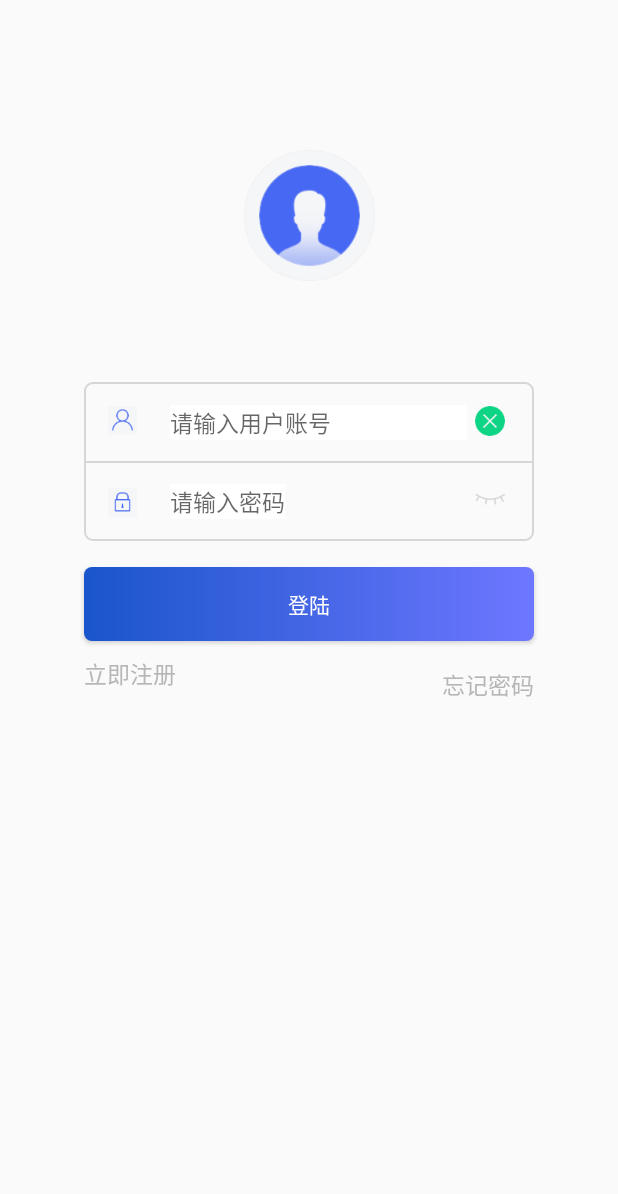
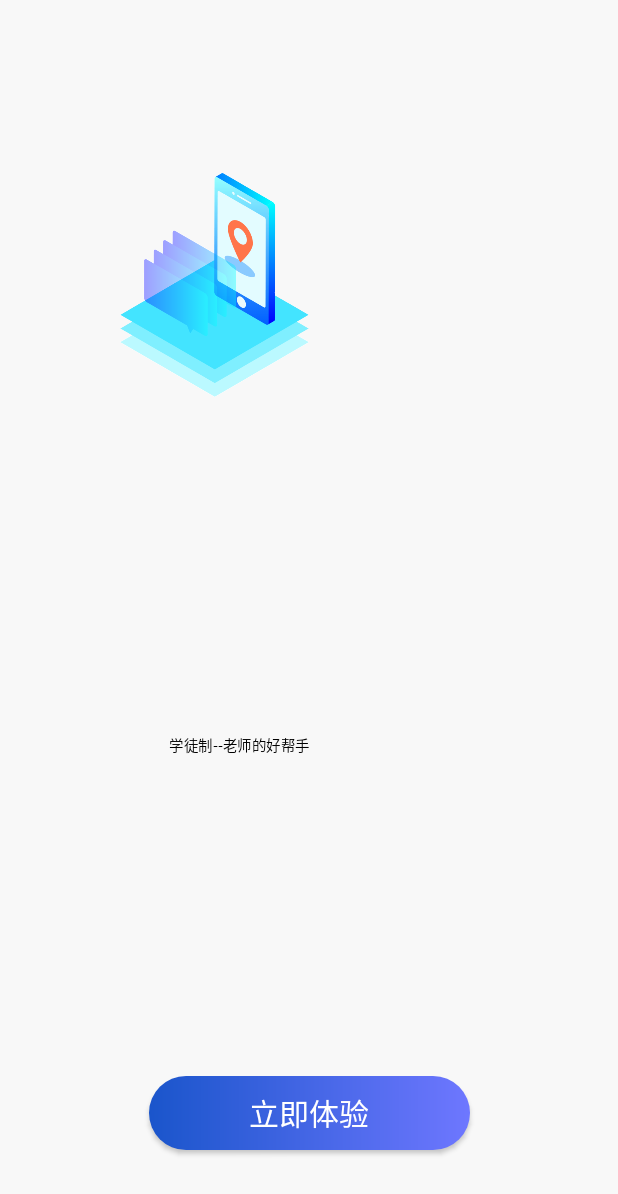
Before and after one commit to redhood0/xuetuzhi, an Android app: the first screen one second after launch (LoginActivity before the commit, StartActivity after it), on a phone screen of 412 x 824 dp. Shown: the top 1194 px of the screen. Run offline under Robolectric (Android 15) with nearby library versions, the phone set to English and light mode, and no system bars.

Commit message:
#上拉加载完成 #欢迎页面完成 #todo： ##下拉更新 ##丰富学习圈功能（转发，评论，点赞）

```diff
--- a/app/build.gradle
+++ b/app/build.gradle
@@ -31,6 +31,9 @@ dependencies {
     androidTestImplementation 'com.android.support.test.espresso:espresso-core:3.0.2'
     implementation 'androidx.constraintlayout:constraintlayout:1.1.3'
     implementation 'com.android.support:design:28.0.0'
+    //rxjava
+    implementation 'io.reactivex.rxjava2:rxandroid:2.1.1'
+    implementation 'io.reactivex.rxjava2:rxjava:2.2.10'
 
     //底部导航栏
 //    implementation 'com.github.ittianyu:BottomNavigationViewEx:2.0.4'
--- a/app/src/main/java/com/redhood/xtz/activity/LoginActivity.java
+++ b/app/src/main/java/com/redhood/xtz/activity/LoginActivity.java
@@ -46,6 +46,7 @@ public class LoginActivity extends AppCompatActivity {
             if (loginCheck()) {
                 Intent intent = new Intent(this, HomeActivity.class);
                 startActivity(intent);
+                finish();
             }
         });
 
--- /dev/null
+++ b/app/src/main/java/com/redhood/xtz/activity/StartActivity.java
@@ -0,0 +1,46 @@
+package com.redhood.xtz.activity;
+
+import android.content.Intent;
+import android.os.Bundle;
+import android.os.Handler;
+import android.os.Message;
+import android.view.WindowManager;
+import android.view.animation.AnimationUtils;
+import android.widget.ImageView;
+import android.widget.TextView;
+
+import com.redhood.xtz.R;
+
+import androidx.appcompat.app.AppCompatActivity;
+
+public class StartActivity extends AppCompatActivity {
+    private Intent intent;
+    private ImageView iv_welcomelogo;
+    private TextView iv_welcomeword;
+
+    @Override
+    protected void onCreate(Bundle savedInstanceState) {
+        super.onCreate(savedInstanceState);
+        getWindow().setFlags(WindowManager.LayoutParams.FLAG_FULLSCREEN, WindowManager.LayoutParams.FLAG_FULLSCREEN);
+
+        setContentView(R.layout.activity_welcome);
+        iv_welcomelogo = findViewById(R.id.iv_welcomelogo);
+        iv_welcomeword = findViewById(R.id.iv_welcomeword);
+        iv_welcomelogo.setAnimation(AnimationUtils.loadAnimation(this, R.anim.welcome_logo));
+        iv_welcomeword.setAnimation(AnimationUtils.loadAnimation(this, R.anim.welcome_logo));
+        handler.sendEmptyMessageDelayed(0, 1000);
+        //setContentView(R.layout.activity_main);
+    }
+
+    Handler handler = new Handler() {
+        @Override
+        public void handleMessage(Message msg) {
+            super.handleMessage(msg);
+
+            intent = new Intent(StartActivity.this, LoginActivity.class);
+            startActivity(intent);
+            finish();
+            overridePendingTransition(R.anim.slide_right_in, R.anim.slide_left_out);
+        }
+    };
+}
--- /dev/null
+++ b/app/src/main/res/anim/slide_left_out.xml
@@ -0,0 +1,9 @@
+<?xml version="1.0" encoding="utf-8"?>
+<set xmlns:android="http://schemas.android.com/apk/res/android" >
+
+    <translate
+        android:duration="300"
+        android:fromXDelta="0.0"
+        android:toXDelta="-100.0%p" />
+
+</set>
--- /dev/null
+++ b/app/src/main/res/anim/slide_right_in.xml
@@ -0,0 +1,9 @@
+<?xml version="1.0" encoding="utf-8"?>
+<set xmlns:android="http://schemas.android.com/apk/res/android" >
+
+    <translate
+        android:duration="300"
+        android:fromXDelta="100.0%p"
+        android:toXDelta="0.0" />
+
+</set>
--- /dev/null
+++ b/app/src/main/res/anim/welcome_logo.xml
@@ -0,0 +1,10 @@
+<?xml version="1.0" encoding="utf-8"?>
+<set xmlns:android="http://schemas.android.com/apk/res/android" android:duration="800">
+    <scale android:fromXScale="0.5"
+        android:fromYScale="0.5"
+        android:toXScale="1.0"
+        android:toYScale="1.0"
+        android:pivotX="50%"
+        android:pivotY="50%"
+        ></scale>
+</set>
--- /dev/null
+++ b/app/src/main/res/drawable/bg_shape_4welcome_btn.xml
@@ -0,0 +1,7 @@
+<?xml version="1.0" encoding="utf-8"?>
+<shape xmlns:android="http://schemas.android.com/apk/res/android" android:shape="rectangle">
+    <gradient android:startColor="@color/loginButtonStart"
+        android:endColor="@color/loginButtonEnd"
+        ></gradient>
+    <corners android:radius="40dp"></corners>
+</shape>
--- a/app/src/main/res/drawable/border_login.xml
+++ b/app/src/main/res/drawable/border_login.xml
@@ -2,4 +2,5 @@
 <shape xmlns:android="http://schemas.android.com/apk/res/android" >
     <stroke android:color="@color/loginBorderGray" android:width="1dp"> </stroke>
     <corners android:radius="5dp"></corners>
+    <solid android:color="#F5F6F8"></solid>
 </shape>
--- a/app/src/main/res/layout/activity_login.xml
+++ b/app/src/main/res/layout/activity_login.xml
@@ -62,7 +62,7 @@
         android:layout_height="wrap_content"
         android:layout_marginLeft="57dp"
         android:layout_marginRight="5dp"
-        android:background="@color/white"
+        android:background="#F5F6F8"
         android:lines="1"
         android:maxLines="1"
         android:hint="请输入用户账号"
@@ -77,7 +77,7 @@
         android:layout_width="wrap_content"
         android:layout_height="wrap_content"
         android:layout_marginLeft="57dp"
-        android:background="@color/white"
+        android:background="#F5F6F8"
         android:hint="请输入密码"
         android:textSize="15sp"
         android:inputType="textPassword"
--- /dev/null
+++ b/app/src/main/res/layout/activity_welcome.xml
@@ -0,0 +1,45 @@
+<?xml version="1.0" encoding="utf-8"?>
+<androidx.constraintlayout.widget.ConstraintLayout xmlns:android="http://schemas.android.com/apk/res/android"
+    xmlns:app="http://schemas.android.com/apk/res-auto"
+    xmlns:tools="http://schemas.android.com/tools"
+    android:layout_width="match_parent"
+    android:layout_height="match_parent"
+    android:background="#F8F8F8">
+
+    <ImageView
+        android:id="@+id/iv_welcomelogo"
+        android:layout_width="252dp"
+        android:layout_height="304dp"
+        android:layout_marginTop="114dp"
+        android:src="@mipmap/welcome_logo"
+        app:layout_constraintLeft_toLeftOf="parent"
+        app:layout_constraintRight_toRightOf="parent"
+        app:layout_constraintTop_toTopOf="parent" />
+
+    <TextView
+        android:id="@+id/iv_welcomeword"
+        android:layout_width="wrap_content"
+        android:layout_height="wrap_content"
+        android:layout_marginBottom="50dp"
+        android:text="学徒制--老师的好帮手"
+        android:textSize="19sp"
+        android:textColor="@color/Black"
+        android:layout_marginTop="71dp"
+        app:layout_constraintLeft_toLeftOf="parent"
+        app:layout_constraintRight_toRightOf="parent"
+        app:layout_constraintTop_toBottomOf="@+id/iv_welcomelogo" />
+
+    <Button
+        android:layout_width="214dp"
+        android:layout_height="49dp"
+        android:text="立即体验"
+        android:textColor="@color/white"
+        android:textSize="20dp"
+        android:background="@drawable/bg_shape_4welcome_btn"
+        android:layout_marginBottom="57dp"
+        app:layout_constraintBottom_toBottomOf="parent"
+        app:layout_constraintLeft_toLeftOf="parent"
+        app:layout_constraintRight_toRightOf="parent"
+        />
+
+</androidx.constraintlayout.widget.ConstraintLayout>
```
Also changed, not shown: app/src/main/AndroidManifest.xml (+4 -3 lines), app/src/main/java/com/redhood/xtz/adapter/LearningGroupAdapter.java (+90 -16 lines), app/src/main/java/com/redhood/xtz/fragment/LearningGroupFragment.java (+45 -7 lines), app/src/main/java/com/redhood/xtz/listener/EndlessRecyclerOnScrollListener.java (added, +39 -0 lines), app/src/main/res/drawable/progressbar_refresh.xml (added, +18 -0 lines), app/src/main/res/layout/layout_refresh_footer.xml (added, +77 -0 lines), app/src/main/res/mipmap-mdpi/welcome_logo.png (added), app/src/main/res/mipmap-xhdpi/appicon.png (added).
